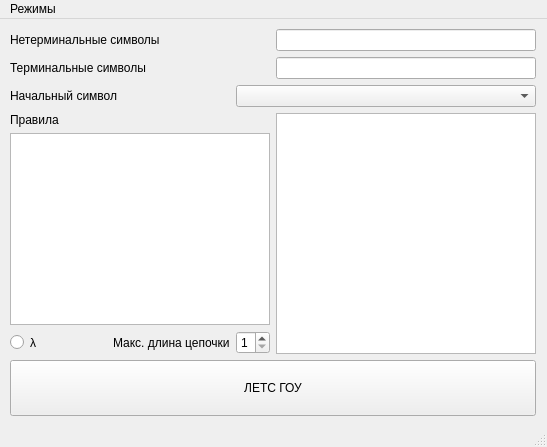
Above: mainwindow.ui from Sigorut/-ontext-free-grammar before the change. Below: the same form after it.
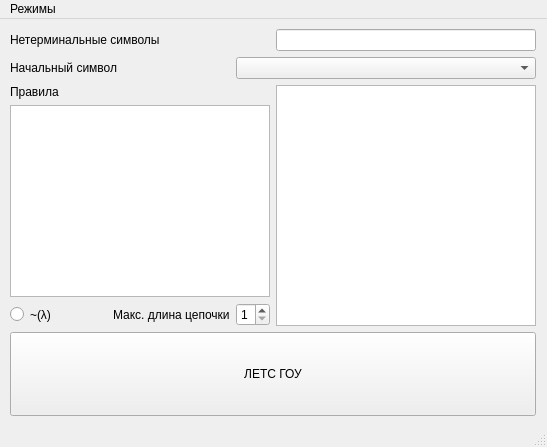
That is the form after the change.

Commit message: Вывод ответа в интерфейс. Обработка лямбды

```diff
--- a/mainwindow.ui
+++ b/mainwindow.ui
@@ -66,31 +66,7 @@
         </layout>
        </item>
        <item>
-        <layout class="QHBoxLayout" name="horizontalLayout_3">
-         <item>
-          <widget class="QLabel" name="label_term">
-           <property name="sizePolicy">
-            <sizepolicy hsizetype="MinimumExpanding" vsizetype="MinimumExpanding">
-             <horstretch>0</horstretch>
-             <verstretch>0</verstretch>
-            </sizepolicy>
-           </property>
-           <property name="text">
-            <string>Терминальные символы</string>
-           </property>
-          </widget>
-         </item>
-         <item>
-          <widget class="QLineEdit" name="line_term">
-           <property name="sizePolicy">
-            <sizepolicy hsizetype="MinimumExpanding" vsizetype="MinimumExpanding">
-             <horstretch>0</horstretch>
-             <verstretch>0</verstretch>
-            </sizepolicy>
-           </property>
-          </widget>
-         </item>
-        </layout>
+        <layout class="QHBoxLayout" name="horizontalLayout_3"/>
        </item>
        <item>
         <layout class="QHBoxLayout" name="horizontalLayout_4">
@@ -169,7 +145,7 @@
                 <cursorShape>PointingHandCursor</cursorShape>
                </property>
                <property name="text">
-                <string>λ</string>
+                <string>~(λ) </string>
                </property>
               </widget>
              </item>
```
The commit also changes 2 other files.
